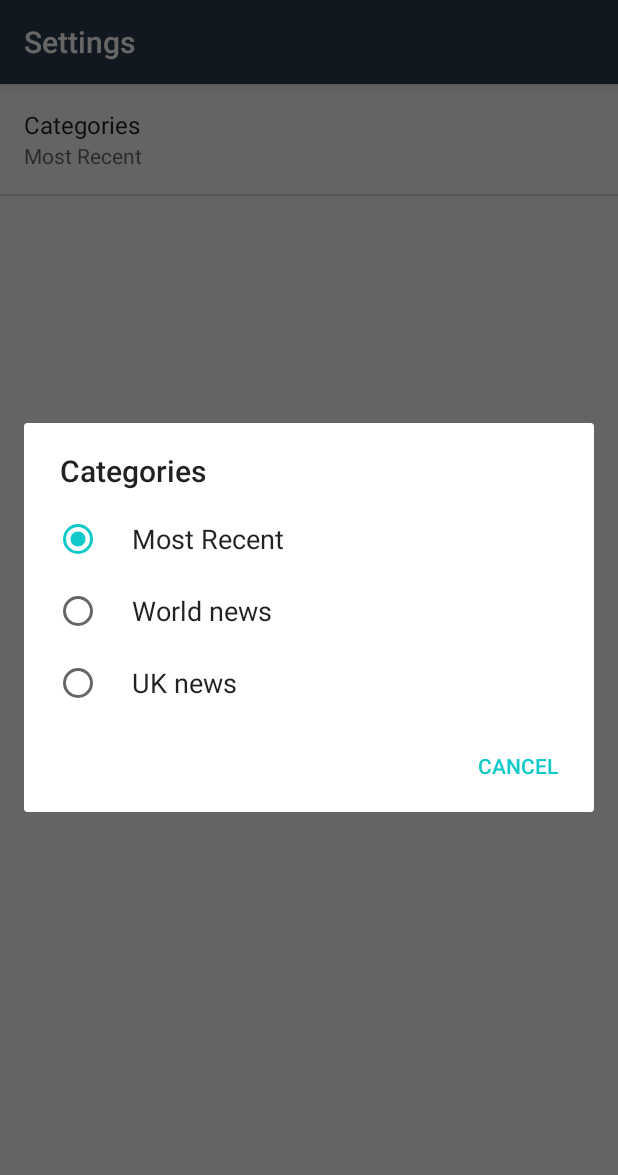
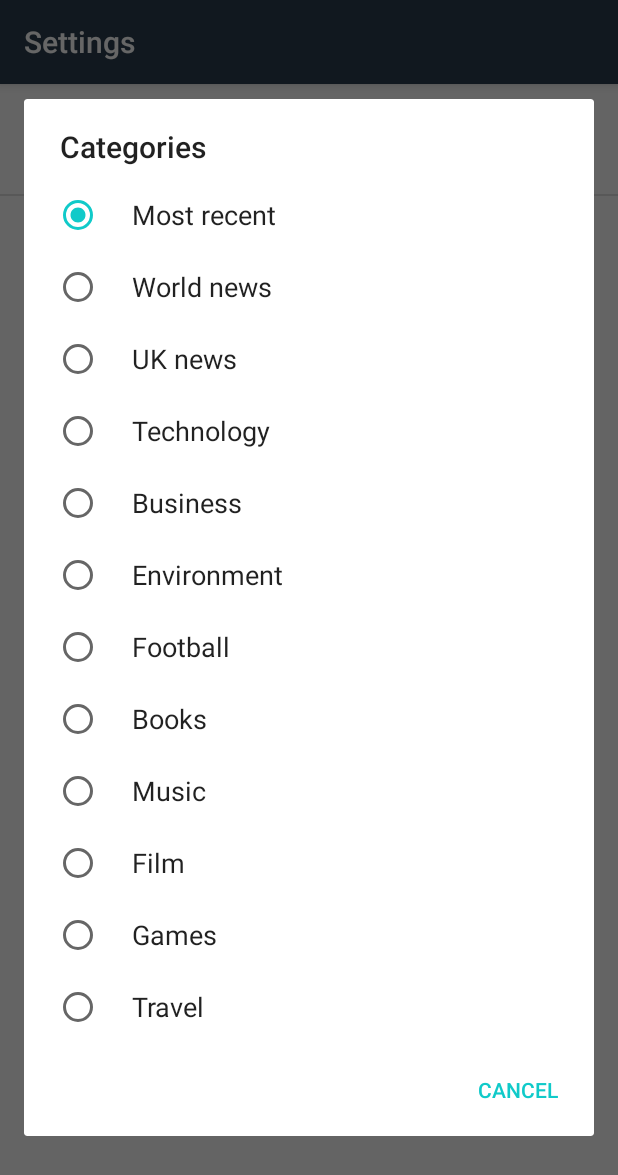
Before and after one commit to Trubius/NewsFeedApp, an Android app: the SettingsActivity screen opened directly, with no data from a screen before it, after a tap on "Categories", on a phone screen of 412 x 824 dp. Shown: the top 1175 px of the screen. Run offline under Robolectric (Android 15) with nearby library versions, the phone set to English and light mode, and no system bars.

Commit message:
Add more option to categories

```diff
--- a/app/src/main/java/com/example/android/newsfeedapp/MainActivity.java
+++ b/app/src/main/java/com/example/android/newsfeedapp/MainActivity.java
@@ -168,7 +168,7 @@ public class MainActivity extends AppCompatActivity implements LoaderCallbacks<L
         searchView.setSearchableInfo(searchManager.getSearchableInfo(getComponentName()));
         searchView.setIconified(false);
         searchView.onActionViewExpanded();
-        searchView.setQueryHint("Search");
+        searchView.setQueryHint(getString(R.string.search));
         int searchSrcTextView = searchView.getContext().getResources().getIdentifier("android:id/search_src_text", null, null);
         searchTextView = searchView.findViewById(searchSrcTextView);
         searchTextView.setOnFocusChangeListener(new View.OnFocusChangeListener() {
@@ -236,7 +236,6 @@ public class MainActivity extends AppCompatActivity implements LoaderCallbacks<L
         if (!(view instanceof EditText)) {
             view.setOnTouchListener(new View.OnTouchListener() {
                 public boolean onTouch(View v, MotionEvent event) {
-                    searchTextView.clearFocus();
                     hideSoftKeyboard(v);
                     return false;
                 }
--- a/app/src/main/res/values/arrays.xml
+++ b/app/src/main/res/values/arrays.xml
@@ -4,11 +4,29 @@
         <item>@string/settings_categories_recent_label</item>
         <item>@string/settings_categories_world_news_label</item>
         <item>@string/settings_categories_uk_news_label</item>
+        <item>@string/settings_categories_technology_label</item>
+        <item>@string/settings_categories_business_label</item>
+        <item>@string/settings_categories_environment_label</item>
+        <item>@string/settings_categories_football_label</item>
+        <item>@string/settings_categories_books_label</item>
+        <item>@string/settings_categories_music_label</item>
+        <item>@string/settings_categories_film_label</item>
+        <item>@string/settings_categories_games_label</item>
+        <item>@string/settings_categories_travel_label</item>
     </string-array>
 
     <string-array name="settings_categories_values">
         <item>@string/settings_categories_recent_value</item>
         <item>@string/settings_categories_world_news_value</item>
         <item>@string/settings_categories_uk_news_value</item>
+        <item>@string/settings_categories_technology_value</item>
+        <item>@string/settings_categories_business_value</item>
+        <item>@string/settings_categories_environment_value</item>
+        <item>@string/settings_categories_football_value</item>
+        <item>@string/settings_categories_books_value</item>
+        <item>@string/settings_categories_music_value</item>
+        <item>@string/settings_categories_film_value</item>
+        <item>@string/settings_categories_games_value</item>
+        <item>@string/settings_categories_travel_value</item>
     </string-array>
 </resources>
--- a/app/src/main/res/values/strings.xml
+++ b/app/src/main/res/values/strings.xml
@@ -14,10 +14,28 @@
     <string name="settings_categories_label">Categories</string>
     <string name="settings_categories_key" translatable="false">categories</string>
     <string name="settings_categories_default" translatable="false">@string/settings_categories_recent_value</string>
-    <string name="settings_categories_recent_label">Most Recent</string>
+    <string name="settings_categories_recent_label">Most recent</string>
     <string name="settings_categories_recent_value" translatable="false">recent</string>
     <string name="settings_categories_world_news_label">World news</string>
     <string name="settings_categories_world_news_value" translatable="false">world</string>
     <string name="settings_categories_uk_news_label">UK news</string>
     <string name="settings_categories_uk_news_value" translatable="false">uk-news</string>
+    <string name="settings_categories_technology_label">Technology</string>
+    <string name="settings_categories_technology_value" translatable="false">technology</string>
+    <string name="settings_categories_business_label">Business</string>
+    <string name="settings_categories_business_value" translatable="false">business</string>
+    <string name="settings_categories_environment_label">Environment</string>
+    <string name="settings_categories_environment_value" translatable="false">environment</string>
+    <string name="settings_categories_football_label">Football</string>
+    <string name="settings_categories_football_value" translatable="false">football</string>
+    <string name="settings_categories_books_label">Books</string>
+    <string name="settings_categories_books_value" translatable="false">books</string>
+    <string name="settings_categories_music_label">Music</string>
+    <string name="settings_categories_music_value" translatable="false">music</string>
+    <string name="settings_categories_film_label">Film</string>
+    <string name="settings_categories_film_value" translatable="false">film</string>
+    <string name="settings_categories_games_label">Games</string>
+    <string name="settings_categories_games_value" translatable="false">games</string>
+    <string name="settings_categories_travel_label">Travel</string>
+    <string name="settings_categories_travel_value" translatable="false">travel</string>
 </resources>
```
